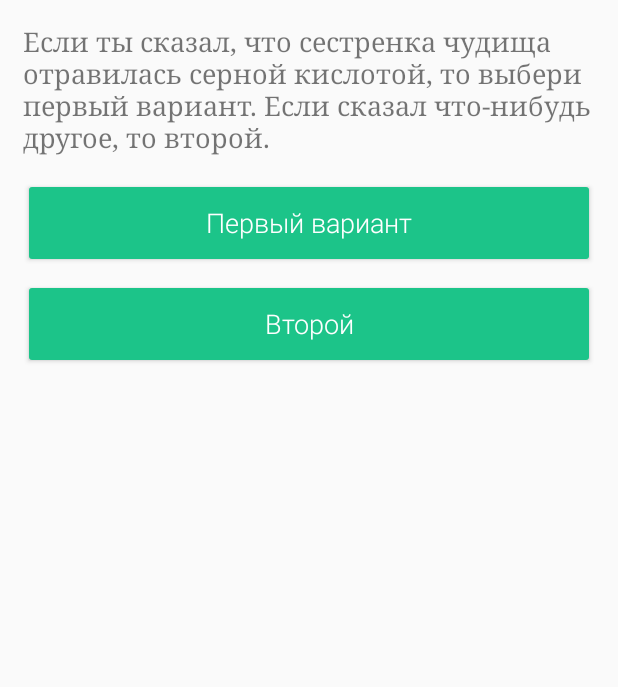
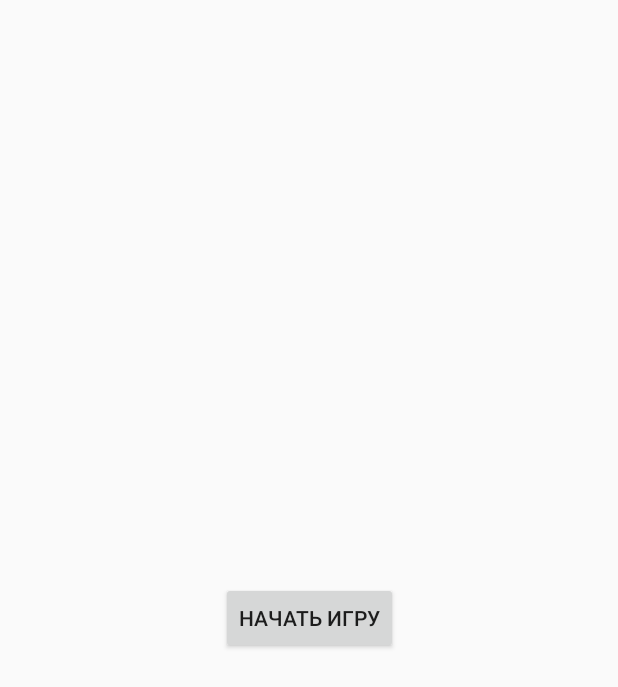
Before and after one commit to kulikovman/SteelRatGame, an Android app: the layout activity_main.xml on its own in the app's theme, with its tools: preview values and no code run, on a phone screen of 412 x 824 dp. Shown: the top 687 px of the screen. Run offline under Robolectric (Android 15) with nearby library versions, the phone set to English and light mode, and no system bars.

Commit message:
Добавлен запускающий активити

```diff
--- a/app/src/main/res/layout/activity_main.xml
+++ b/app/src/main/res/layout/activity_main.xml
@@ -1,56 +1,24 @@
 <?xml version="1.0" encoding="utf-8"?>
-<LinearLayout
+<android.support.constraint.ConstraintLayout
     xmlns:android="http://schemas.android.com/apk/res/android"
+    xmlns:app="http://schemas.android.com/apk/res-auto"
     xmlns:tools="http://schemas.android.com/tools"
-    android:id="@+id/main_container"
     android:layout_width="match_parent"
     android:layout_height="match_parent"
-    android:orientation="vertical"
     tools:context="ru.kulikovman.steelratgame.MainActivity">
 
-    <ScrollView
-        android:layout_width="match_parent"
-        android:layout_height="match_parent">
-
-        <LinearLayout
-            android:layout_width="match_parent"
-            android:layout_height="wrap_content"
-            android:orientation="vertical">
-
-            <TextView
-                android:id="@+id/chapter_text"
-                android:layout_width="wrap_content"
-                android:layout_height="wrap_content"
-                android:fontFamily="serif"
-                android:gravity="start"
-                android:padding="15dp"
-                android:text="@string/ch_1"
-                android:textSize="18sp"/>
-
-            <LinearLayout
-                android:id="@+id/button_container"
-                android:layout_width="match_parent"
-                android:layout_height="wrap_content"
-                android:orientation="vertical">
-
-                <Button
-                    android:id="@+id/way_button_1"
-                    style="@style/MyButton"
-                    android:text="Первый вариант"/>
-
-                <Button
-                    android:id="@+id/way_button_2"
-                    style="@style/MyButton"
-                    android:text="Второй"/>
-
-            </LinearLayout>
-
-            <Space
-                android:layout_width="match_parent"
-                android:layout_height="8dp"/>
-
-        </LinearLayout>
-
-    </ScrollView>
-
-</LinearLayout>
+    <Button
+        android:id="@+id/button"
+        android:layout_width="wrap_content"
+        android:layout_height="wrap_content"
+        android:text="Начать игру"
+        android:onClick="openGame"
+        android:layout_marginLeft="8dp"
+        app:layout_constraintLeft_toLeftOf="parent"
+        android:layout_marginRight="8dp"
+        app:layout_constraintRight_toRightOf="parent"
+        app:layout_constraintTop_toTopOf="parent"
+        android:layout_marginTop="8dp"
+        app:layout_constraintBottom_toBottomOf="parent"
+        android:layout_marginBottom="8dp"/>
+</android.support.constraint.ConstraintLayout>
```
Also changed, not shown: app/src/main/AndroidManifest.xml (+10 -2 lines), app/src/main/java/ru/kulikovman/steelratgame/GameProcess.java (added, +106 -0 lines), app/src/main/java/ru/kulikovman/steelratgame/MainActivity.java (+2 -89 lines), app/src/main/res/layout/activity_game_process.xml (added, +56 -0 lines).
